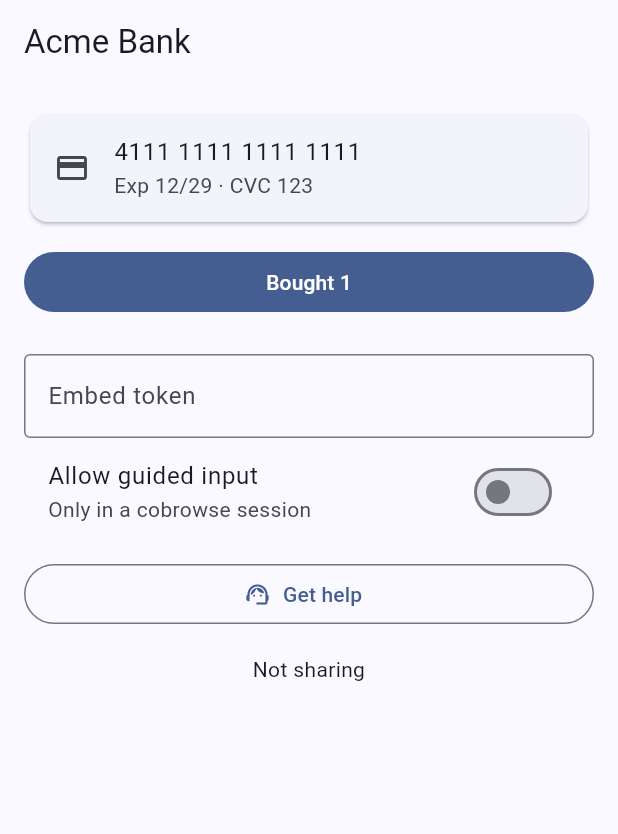
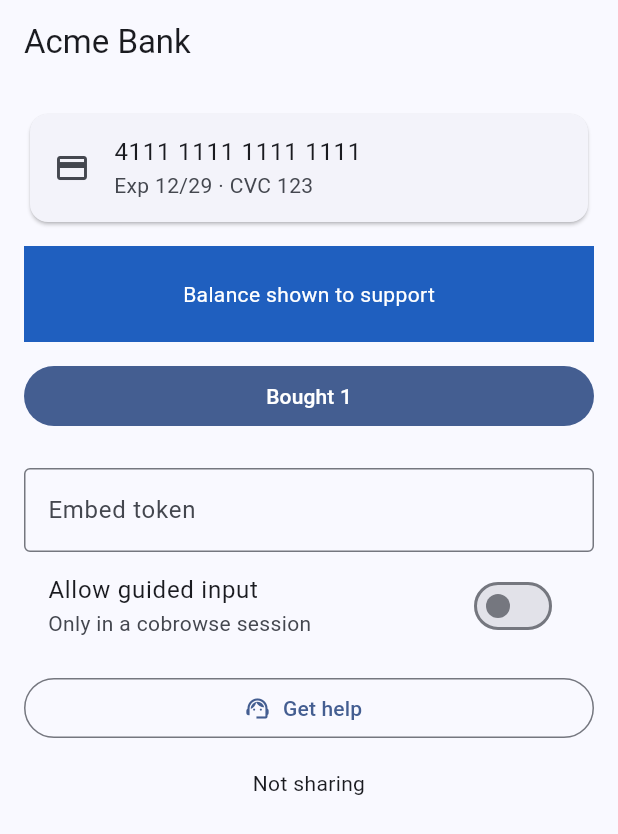
Before and after one commit to Gaia-Desk/gaiadesk-embed-flutter, a Flutter app: the screen it shows after launch, after a tap on "Buy", on a phone screen of 412 x 824 dp. Shown: the top 834 px of the screen. Run offline on Flutter 3.47's test engine with Material 3 defaults, Android fonts, the phone set to English and light mode, and no system bars.

Commit message:
Example: test hooks from the environment (GAIADESK_DEMO_*, as the native iOS examples: autostart, test consent, guided, snapshot capture, stop/pause/resume from a command file), JSON event lines and widget rects, a blue tile; CocoaPods only (no SwiftPM)

```diff
--- /dev/null
+++ b/example/lib/demo_hooks.dart
@@ -0,0 +1,84 @@
+// Test hooks for the example, read from the process environment (on the iOS
+// Simulator: `SIMCTL_CHILD_<name>` in `xcrun simctl launch`'s environment), so
+// one build serves every run. The same names as the native iOS examples:
+//
+//   GAIADESK_EMBED_TOKEN / GAIADESK_SERVER  as the --dart-define's (these win)
+//   GAIADESK_DEMO_AUTOSTART=1               press Get help at launch
+//   GAIADESK_DEMO_TEST_CONSENT=1            answer the consent dialog "Share" (tests only)
+//   GAIADESK_DEMO_GUIDED=1                  allow guided input
+//   GAIADESK_DEMO_CAPTURE=snapshot          iOS: capture by snapshot (the Simulator has no ReplayKit)
+//   GAIADESK_DEMO_CMD=1                     run stop|pause|resume written to <app tmp>/gaiadesk-demo-cmd
+//
+// With any GAIADESK_DEMO_* set, the app prints one JSON object per line
+// (`gaiadesk_demo {...}`): `{"type":"demo", "frame", "card", "blue", "buy"}`
+// (rects as [x, y, w, h] in logical pixels), every embed event as the
+// library's JSON, `{"bought": n}`, `{"start_error": code}`.
+import 'dart:async';
+import 'dart:convert';
+import 'dart:io';
+
+import 'package:flutter/widgets.dart';
+import 'package:gaiadesk_embed/gaiadesk_embed.dart';
+
+Map<String, String> get _env {
+  try {
+    return Platform.environment;
+  } catch (_) {
+    return const {};
+  }
+}
+
+String? demoEnv(String name) {
+  final v = _env[name];
+  return v == null || v.isEmpty ? null : v;
+}
+
+bool demoFlag(String name) => demoEnv(name) == '1';
+
+/// Whether the test hooks are on (any GAIADESK_DEMO_* in the environment).
+final bool demoTesting = _env.keys.any((k) => k.startsWith('GAIADESK_DEMO_'));
+
+void demoEmit(Map<String, Object?> o) {
+  if (demoTesting) stdout.writeln('gaiadesk_demo ${jsonEncode(o)}');
+}
+
+/// An embed event as the library's JSON shape.
+Map<String, Object?> demoEventJson(EmbedEvent e) => switch (e) {
+      EmbedState(:final state) => {'type': 'state', 'state': state},
+      EmbedCode(:final code, :final sessionId, :final mode) => {'type': 'code', 'code': code, 'session_id': sessionId, 'mode': mode},
+      EmbedJoined(:final agent) => {'type': 'joined', 'agent': agent},
+      EmbedLeft() => {'type': 'left'},
+      EmbedControl(:final allowed) => {'type': 'control', 'allowed': allowed},
+      EmbedAction(:final action, :final applied, :final reason) => {'type': 'action', 'action': action, 'applied': applied, 'reason': reason},
+      EmbedErrorEvent(:final code, :final message) => {'type': 'error', 'code': code, 'message': message},
+      EmbedEnded(:final reason) => {'type': 'ended', 'reason': reason},
+    };
+
+/// `[x, y, w, h]` of a keyed widget in the Flutter view (logical pixels).
+List<double> demoBox(GlobalKey key) {
+  final box = key.currentContext?.findRenderObject() as RenderBox?;
+  if (box == null || !box.hasSize) return const [0, 0, 0, 0];
+  final o = box.localToGlobal(Offset.zero);
+  return [o.dx, o.dy, box.size.width, box.size.height];
+}
+
+/// GAIADESK_DEMO_CMD=1: poll `<tmp>/gaiadesk-demo-cmd` (the Simulator asks
+/// before it opens a URL), run what it says and remove it.
+Timer? watchDemoCommands(void Function(String cmd) run) {
+  if (!demoFlag('GAIADESK_DEMO_CMD')) return null;
+  final file = File('${Directory.systemTemp.path}/gaiadesk-demo-cmd');
+  try {
+    file.deleteSync();
+  } catch (_) {}
+  return Timer.periodic(const Duration(milliseconds: 300), (_) {
+    String cmd;
+    try {
+      cmd = file.readAsStringSync().trim();
+      file.deleteSync();
+    } catch (_) {
+      return;
+    }
+    demoEmit({'type': 'demo_cmd', 'cmd': cmd});
+    run(cmd);
+  });
+}
--- a/example/lib/main.dart
+++ b/example/lib/main.dart
@@ -5,13 +5,22 @@
 //               [--dart-define=GAIADESK_SERVER=https://…] \
 //               [--dart-define=GAIADESK_DEMO_AUTOSTART=1]
 //
-// Every event is printed as one line (`flutter logs`).
+// Every event is printed as one line (`flutter logs`). Tests drive it through
+// the environment instead (demo_hooks.dart).
+import 'dart:async';
+
 import 'package:flutter/material.dart';
 import 'package:gaiadesk_embed/gaiadesk_embed.dart';
 
-const _token = String.fromEnvironment('GAIADESK_EMBED_TOKEN');
-const _server = String.fromEnvironment('GAIADESK_SERVER');
-const _autostart = bool.fromEnvironment('GAIADESK_DEMO_AUTOSTART') || String.fromEnvironment('GAIADESK_DEMO_AUTOSTART') == '1';
+import 'demo_hooks.dart';
+
+const _definedToken = String.fromEnvironment('GAIADESK_EMBED_TOKEN');
+const _definedServer = String.fromEnvironment('GAIADESK_SERVER');
+final _token = _definedToken.isNotEmpty ? _definedToken : demoEnv('GAIADESK_EMBED_TOKEN') ?? '';
+final _server = _definedServer.isNotEmpty ? _definedServer : demoEnv('GAIADESK_SERVER') ?? '';
+final _autostart = const bool.fromEnvironment('GAIADESK_DEMO_AUTOSTART') ||
+    const String.fromEnvironment('GAIADESK_DEMO_AUTOSTART') == '1' ||
+    demoFlag('GAIADESK_DEMO_AUTOSTART');
 const _company = 'Acme Bank';
 
 void main() => runApp(const AcmeBankApp());
@@ -41,19 +50,44 @@ class _HomePageState extends State<HomePage> {
   EmbedSession? _session;
   String _status = 'Not sharing';
   String? _code;
-  bool _guided = false;
+  bool _guided = demoFlag('GAIADESK_DEMO_GUIDED');
   int _bought = 0;
+  final _cardKey = GlobalKey();
+  final _blueKey = GlobalKey();
+  final _buyKey = GlobalKey();
+  Timer? _commands;
 
   @override
   void initState() {
     super.initState();
-    if (_autostart && _token.isNotEmpty) {
-      WidgetsBinding.instance.addPostFrameCallback((_) => _getHelp());
+    _commands = watchDemoCommands(_demoCommand);
+    WidgetsBinding.instance.addPostFrameCallback((_) {
+      final size = MediaQuery.sizeOf(context);
+      demoEmit({
+        'type': 'demo',
+        'frame': [size.width, size.height],
+        'card': demoBox(_cardKey),
+        'blue': demoBox(_blueKey),
+        'buy': demoBox(_buyKey),
+      });
+      if (_autostart && _token.isNotEmpty) _getHelp();
+    });
+  }
+
+  void _demoCommand(String cmd) {
+    switch (cmd) {
+      case 'stop':
+        _session?.stop();
+      case 'pause':
+        _session?.setPaused(true);
+      case 'resume':
+        _session?.setPaused(false);
     }
   }
 
   @override
   void dispose() {
+    _commands?.cancel();
     _session?.stop();
     _tokenField.dispose();
     super.dispose();
@@ -66,7 +100,7 @@ class _HomePageState extends State<HomePage> {
       return;
     }
     // 1. Ask. 2. Start with the answer.
-    final agreed = await GaiaDeskEmbed.requestConsent(_company, guided: _guided);
+    final agreed = demoFlag('GAIADESK_DEMO_TEST_CONSENT') || await GaiaDeskEmbed.requestConsent(_company, guided: _guided);
     if (!agreed) {
       setState(() => _status = 'You chose not to share');
       return;
@@ -78,6 +112,7 @@ class _HomePageState extends State<HomePage> {
           company: _company,
           server: _server.isEmpty ? null : _server,
           guided: _guided,
+          captureMethod: demoEnv('GAIADESK_DEMO_CAPTURE') == 'snapshot' ? IosCaptureMethod.snapshot : IosCaptureMethod.replayKit,
         ),
         consentGranted: agreed,
       );
@@ -96,12 +131,14 @@ class _HomePageState extends State<HomePage> {
       }
     } on EmbedException catch (e) {
       debugPrint('gaiadesk_embed refused: ${e.code} ${e.message}');
+      demoEmit({'start_error': e.code, 'message': e.message});
       setState(() => _status = 'Could not start: ${e.code}');
     }
   }
 
   void _onEvent(EmbedEvent e) {
     debugPrint('gaiadesk_embed event: $e');
+    demoEmit(demoEventJson(e));
     setState(() {
       switch (e) {
         case EmbedState(:final state):
@@ -133,8 +170,9 @@ class _HomePageState extends State<HomePage> {
         padding: const EdgeInsets.all(16),
         children: [
           // Painted out of every frame support sees.
-          const GaiaDeskMasked(
-            child: Card(
+          GaiaDeskMasked(
+            key: _cardKey,
+            child: const Card(
               child: ListTile(
                 leading: Icon(Icons.credit_card),
                 title: Text('4111 1111 1111 1111'),
@@ -143,8 +181,20 @@ class _HomePageState extends State<HomePage> {
             ),
           ),
           const SizedBox(height: 12),
+          Container(
+            key: _blueKey,
+            height: 64,
+            alignment: Alignment.center,
+            color: const Color(0xFF1F5FBF),
+            child: const Text('Balance shown to support', style: TextStyle(color: Colors.white)),
+          ),
+          const SizedBox(height: 12),
           FilledButton(
-            onPressed: () => setState(() => _bought++),
+            key: _buyKey,
+            onPressed: () {
+              setState(() => _bought++);
+              demoEmit({'bought': _bought});
+            },
             child: Text(_bought == 0 ? 'Buy' : 'Bought $_bought'),
           ),
           const SizedBox(height: 24),
--- a/example/pubspec.yaml
+++ b/example/pubspec.yaml
@@ -18,3 +18,6 @@ dev_dependencies:
 
 flutter:
   uses-material-design: true
+  # The plugin ships a CocoaPods podspec (GaiaDeskEmbed is a pod); no SwiftPM.
+  config:
+    enable-swift-package-manager: false
```
Also changed, not shown: 1 other file.
